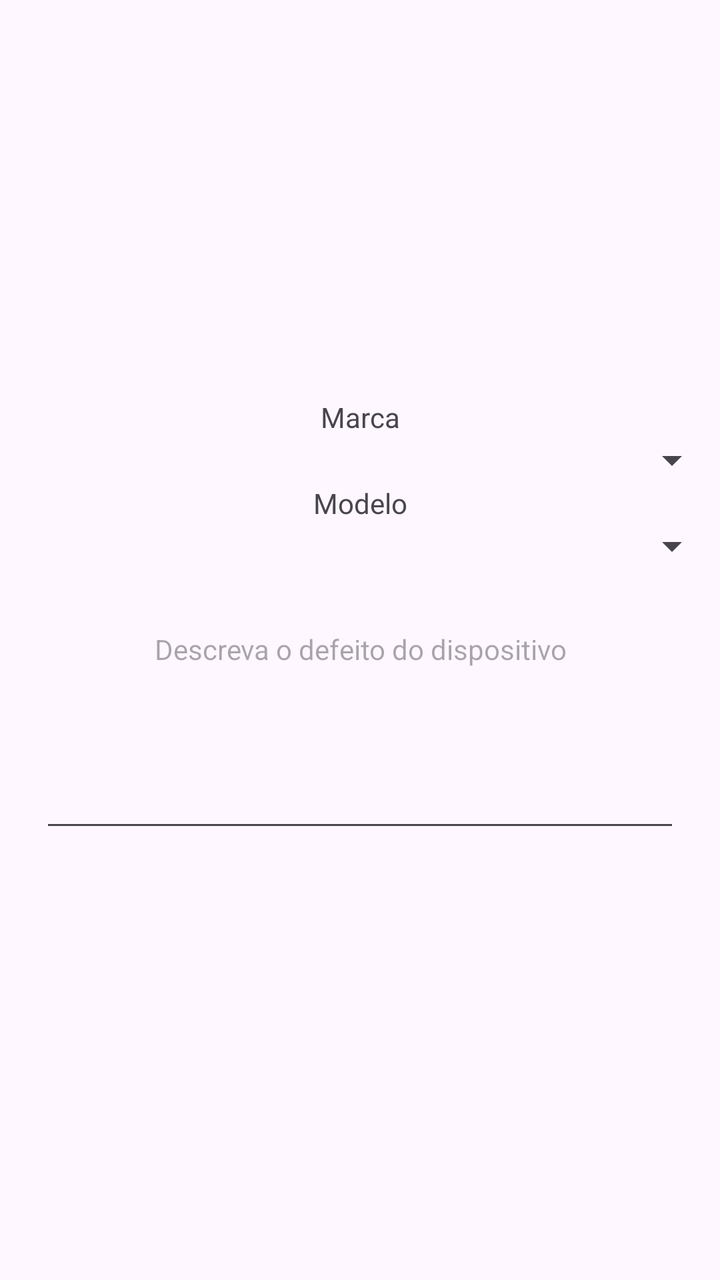
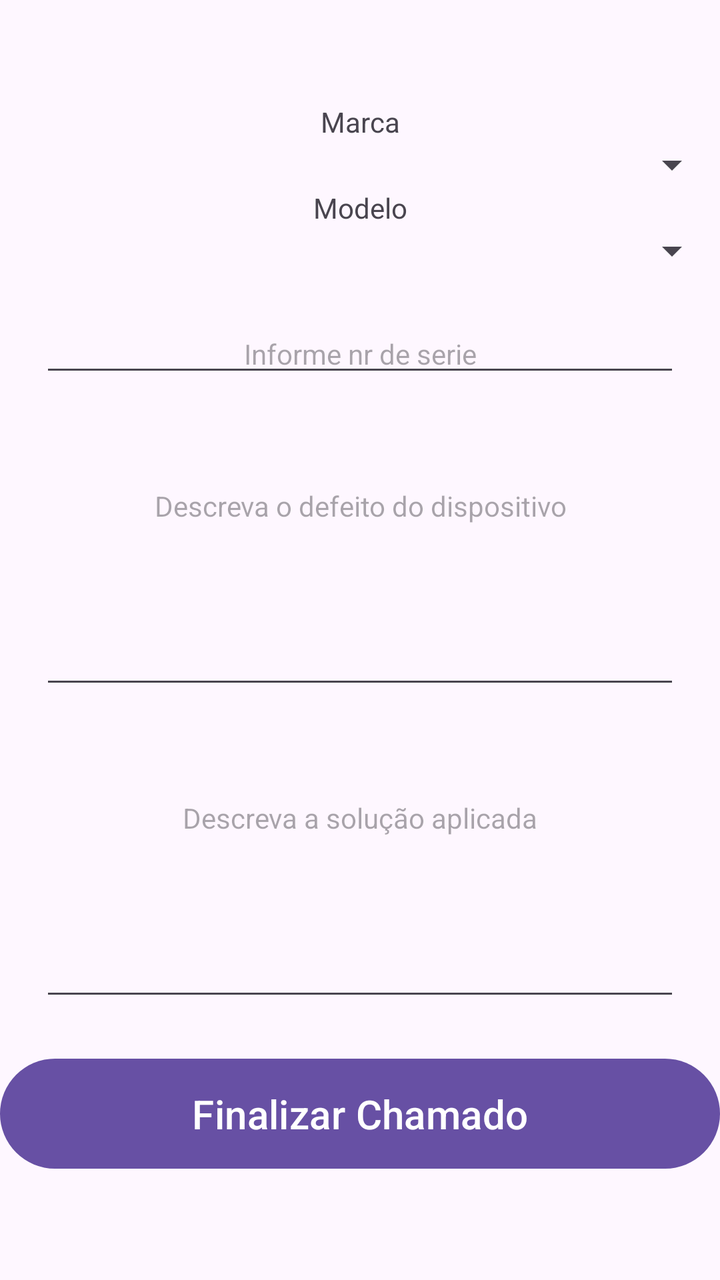

Before-and-after screenshots of an Android layout around one commit, followed by the original layout XML and the change that was made.
<!-- AndroidManifest.xml: application theme Theme.ProjetoOSsystemASP -->
<!-- res/layout/fragment_chamados.xml -->
<?xml version="1.0" encoding="utf-8"?>
<FrameLayout xmlns:android="http://schemas.android.com/apk/res/android"
    xmlns:tools="http://schemas.android.com/tools"
    android:layout_width="match_parent"
    android:layout_height="match_parent"
    tools:context=".ChamadosFragment">

    <LinearLayout
        android:layout_width="match_parent"
        android:layout_height="wrap_content"
        android:layout_gravity="center"
        android:gravity="center_vertical"
        android:orientation="vertical">

        <TextView
            android:id="@+id/textView2"
            android:layout_width="match_parent"
            android:layout_height="wrap_content"
            android:gravity="center"
            android:text="Marca" />

        <Spinner
            android:id="@+id/spMarca"
            android:layout_width="match_parent"
            android:layout_height="wrap_content"
            android:gravity="center" />

        <TextView
            android:id="@+id/textView3"
            android:layout_width="match_parent"
            android:layout_height="wrap_content"
            android:gravity="center"
            android:text="Modelo" />

        <Spinner
            android:id="@+id/spModelo"
            android:layout_width="match_parent"
            android:layout_height="wrap_content" />

        <EditText
            android:id="@+id/edDefeito"
            android:layout_width="match_parent"
            android:layout_height="116dp"
            android:layout_margin="20dp"
            android:ems="10"
            android:gravity="start|top"
            android:hint="Descreva o defeito do dispositivo"
            android:inputType="textMultiLine"
            android:textAlignment="center"
            android:textSize="14sp" />

    </LinearLayout>
</FrameLayout>
<!-- resources referenced by this layout -->
<resources>
  <style name="Theme.ProjetoOSsystemASP" parent="Base.Theme.ProjetoOSsystemASP" />
  <style name="Base.Theme.ProjetoOSsystemASP" parent="Theme.Material3.DayNight.NoActionBar">
          
          
      </style>
</resources>

<!-- the commit's change to res/layout/fragment_chamados.xml (unified diff, before → after) -->
@@ -38,6 +38,17 @@
             android:layout_height="wrap_content" />
 
         <EditText
+            android:id="@+id/edNrSerie"
+            android:layout_width="match_parent"
+            android:layout_height="wrap_content"
+            android:layout_margin="20dp"
+            android:ems="10"
+            android:hint="Informe nr de serie"
+            android:inputType="text"
+            android:textAlignment="center"
+            android:textSize="14sp" />
+
+        <EditText
             android:id="@+id/edDefeito"
             android:layout_width="match_parent"
             android:layout_height="116dp"
@@ -49,5 +60,24 @@
             android:textAlignment="center"
             android:textSize="14sp" />
 
+        <EditText
+            android:id="@+id/edSolucao"
+            android:layout_width="match_parent"
+            android:layout_height="116dp"
+            android:layout_margin="20dp"
+            android:ems="10"
+            android:gravity="start|top"
+            android:hint="Descreva a solução aplicada"
+            android:inputType="textMultiLine"
+            android:textAlignment="center"
+            android:textSize="14sp" />
+
+        <Button
+            android:id="@+id/btnGravar"
+            android:layout_width="match_parent"
+            android:layout_height="63dp"
+            android:text="Finalizar Chamado"
+            android:textSize="20sp" />
+
     </LinearLayout>
 </FrameLayout>
